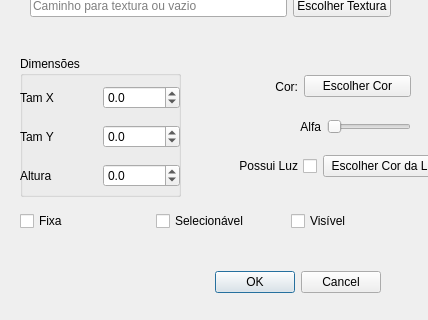
Qt form ifg/qt/ui/forma.ui (matferib/tabuleiro-virtual) before a commit; both pictures show x 0 to 428 and y 284 to 604 of the 428 by 604 pixel window.
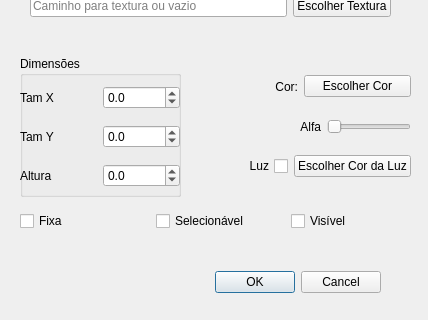
The same form after that commit.

Commit message: tamanho da caixa de dialogo

The edit to the form file:
```diff
--- a/ifg/qt/ui/forma.ui
+++ b/ifg/qt/ui/forma.ui
@@ -416,7 +416,7 @@
     <rect>
      <x>190</x>
      <y>430</y>
-     <width>259</width>
+     <width>221</width>
      <height>41</height>
     </rect>
    </property>
@@ -427,7 +427,7 @@
        <enum>Qt::RightToLeft</enum>
       </property>
       <property name="text">
-       <string>Possui Luz</string>
+       <string>Luz</string>
       </property>
      </widget>
     </item>
```
